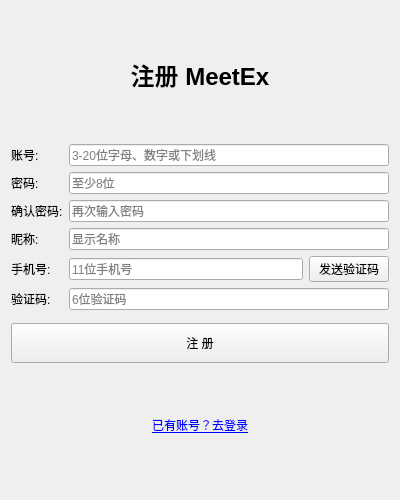
Old version of the form ui/register.ui in the repository zhangdalin/MeetEx.
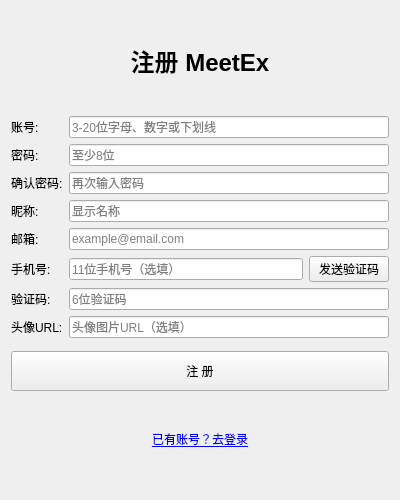
New version of the form.

Commit message:
feat(auth): add email (required) and avatar_url (optional) to registration
- Add email and avatar URL fields to register.ui
- Add validateEmail() method with regex validation
- Update AuthService::registerUser() to accept email and avatarUrl parameters
- Update onRegister() to validate email and pass all fields to registration

```diff
--- a/ui/register.ui
+++ b/ui/register.ui
@@ -109,18 +109,32 @@
       </widget>
      </item>
      <item row="4" column="0">
+      <widget class="QLabel" name="emailLabel">
+       <property name="text">
+        <string>邮箱:</string>
+       </property>
+      </widget>
+     </item>
+     <item row="4" column="1">
+      <widget class="QLineEdit" name="emailLineEdit">
+       <property name="placeholderText">
+        <string>example@email.com</string>
+       </property>
+      </widget>
+     </item>
+     <item row="5" column="0">
       <widget class="QLabel" name="phoneLabel">
        <property name="text">
         <string>手机号:</string>
        </property>
       </widget>
      </item>
-     <item row="4" column="1">
+     <item row="5" column="1">
       <layout class="QHBoxLayout" name="phoneLayout">
        <item>
         <widget class="QLineEdit" name="phoneLineEdit">
          <property name="placeholderText">
-          <string>11位手机号</string>
+          <string>11位手机号（选填）</string>
          </property>
         </widget>
        </item>
@@ -133,20 +147,34 @@
        </item>
       </layout>
      </item>
-     <item row="5" column="0">
+     <item row="6" column="0">
       <widget class="QLabel" name="codeLabel">
        <property name="text">
         <string>验证码:</string>
        </property>
       </widget>
      </item>
-     <item row="5" column="1">
+     <item row="6" column="1">
       <widget class="QLineEdit" name="codeLineEdit">
        <property name="placeholderText">
         <string>6位验证码</string>
        </property>
       </widget>
      </item>
+     <item row="7" column="0">
+      <widget class="QLabel" name="avatarLabel">
+       <property name="text">
+        <string>头像URL:</string>
+       </property>
+      </widget>
+     </item>
+     <item row="7" column="1">
+      <widget class="QLineEdit" name="avatarLineEdit">
+       <property name="placeholderText">
+        <string>头像图片URL（选填）</string>
+       </property>
+      </widget>
+     </item>
     </layout>
    </item>
    <item>
```
The commit also changes 5 other files.
